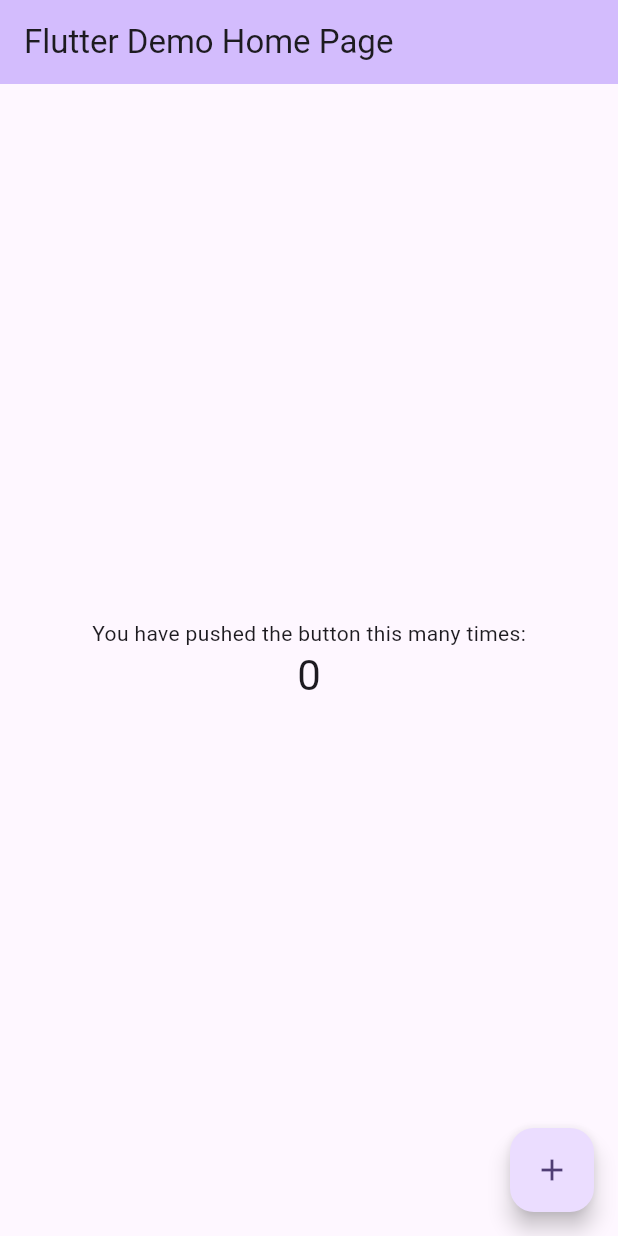
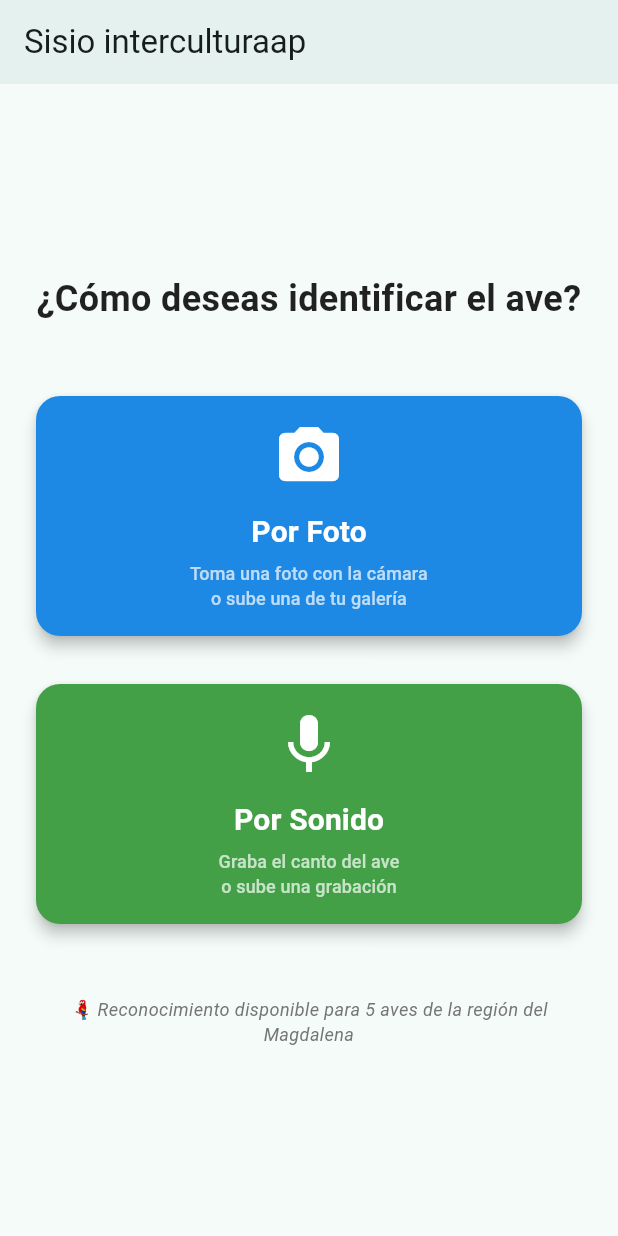
Before and after one commit to JuanA234/Sisio-interculturaap, a Flutter app: the screen it shows after launch, on a phone screen of 412 x 824 dp. Run offline on Flutter 3.47's test engine with Material 3 defaults, Android fonts, the phone set to English and light mode, and no system bars.

Commit message:
implementacion de funcionalidades de audio e interfaz grafica

```diff
--- a/app/lib/main.dart
+++ b/app/lib/main.dart
@@ -1,4 +1,7 @@
 import 'package:flutter/material.dart';
+import 'screens/home_screen.dart';
+import 'screens/photo_screen.dart';
+import 'screens/audio_screen.dart';
 
 void main() {
   runApp(const MyApp());
@@ -7,116 +10,20 @@ void main() {
 class MyApp extends StatelessWidget {
   const MyApp({super.key});
 
-  // This widget is the root of your application.
   @override
   Widget build(BuildContext context) {
     return MaterialApp(
-      title: 'Flutter Demo',
+      title: 'Sisio interculturaap',
       theme: ThemeData(
-        // This is the theme of your application.
-        //
-        // TRY THIS: Try running your application with "flutter run". You'll see
-        // the application has a purple toolbar. Then, without quitting the app,
-        // try changing the seedColor in the colorScheme below to Colors.green
-        // and then invoke "hot reload" (save your changes or press the "hot
-        // reload" button in a Flutter-supported IDE, or press "r" if you used
-        // the command line to start the app).
-        //
-        // Notice that the counter didn't reset back to zero; the application
-        // state is not lost during the reload. To reset the state, use hot
-        // restart instead.
-        //
-        // This works for code too, not just values: Most code changes can be
-        // tested with just a hot reload.
-        colorScheme: .fromSeed(seedColor: Colors.deepPurple),
+        colorScheme: ColorScheme.fromSeed(seedColor: Colors.teal),
+        useMaterial3: true,
       ),
-      home: const MyHomePage(title: 'Flutter Demo Home Page'),
+      home: const HomeScreen(),
+      routes: {
+        '/home': (context) => const HomeScreen(),
+        '/photo': (context) => const PhotoScreen(),
+        '/audio': (context) => const AudioScreen(),
+      },
     );
   }
 }
-
-class MyHomePage extends StatefulWidget {
-  const MyHomePage({super.key, required this.title});
-
-  // This widget is the home page of your application. It is stateful, meaning
-  // that it has a State object (defined below) that contains fields that affect
-  // how it looks.
-
-  // This class is the configuration for the state. It holds the values (in this
-  // case the title) provided by the parent (in this case the App widget) and
-  // used by the build method of the State. Fields in a Widget subclass are
-  // always marked "final".
-
-  final String title;
-
-  @override
-  State<MyHomePage> createState() => _MyHomePageState();
-}
-
-class _MyHomePageState extends State<MyHomePage> {
-  int _counter = 0;
-
-  void _incrementCounter() {
-    setState(() {
-      // This call to setState tells the Flutter framework that something has
-      // changed in this State, which causes it to rerun the build method below
-      // so that the display can reflect the updated values. If we changed
-      // _counter without calling setState(), then the build method would not be
-      // called again, and so nothing would appear to happen.
-      _counter++;
-    });
-  }
-
-  @override
-  Widget build(BuildContext context) {
-    // This method is rerun every time setState is called, for instance as done
-    // by the _incrementCounter method above.
-    //
-    // The Flutter framework has been optimized to make rerunning build methods
-    // fast, so that you can just rebuild anything that needs updating rather
-    // than having to individually change instances of widgets.
-    return Scaffold(
-      appBar: AppBar(
-        // TRY THIS: Try changing the color here to a specific color (to
-        // Colors.amber, perhaps?) and trigger a hot reload to see the AppBar
-        // change color while the other colors stay the same.
-        backgroundColor: Theme.of(context).colorScheme.inversePrimary,
-        // Here we take the value from the MyHomePage object that was created by
-        // the App.build method, and use it to set our appbar title.
-        title: Text(widget.title),
-      ),
-      body: Center(
-        // Center is a layout widget. It takes a single child and positions it
-        // in the middle of the parent.
-        child: Column(
-          // Column is also a layout widget. It takes a list of children and
-          // arranges them vertically. By default, it sizes itself to fit its
-          // children horizontally, and tries to be as tall as its parent.
-          //
-          // Column has various properties to control how it sizes itself and
-          // how it positions its children. Here we use mainAxisAlignment to
-          // center the children vertically; the main axis here is the vertical
-          // axis because Columns are vertical (the cross axis would be
-          // horizontal).
-          //
-          // TRY THIS: Invoke "debug painting" (choose the "Toggle Debug Paint"
-          // action in the IDE, or press "p" in the console), to see the
-          // wireframe for each widget.
-          mainAxisAlignment: .center,
-          children: [
-            const Text('You have pushed the button this many times:'),
-            Text(
-              '$_counter',
-              style: Theme.of(context).textTheme.headlineMedium,
-            ),
-          ],
-        ),
-      ),
-      floatingActionButton: FloatingActionButton(
-        onPressed: _incrementCounter,
-        tooltip: 'Increment',
-        child: const Icon(Icons.add),
-      ),
-    );
-  }
-}
--- /dev/null
+++ b/app/lib/screens/audio_screen.dart
@@ -0,0 +1,24 @@
+import 'package:flutter/material.dart';
+
+/// Pantalla para grabar audio y enviar al backend
+/// Implementación completa en US-16
+class AudioScreen extends StatefulWidget {
+  const AudioScreen({super.key});
+
+  @override
+  State<AudioScreen> createState() => _AudioScreenState();
+}
+
+class _AudioScreenState extends State<AudioScreen> {
+  @override
+  Widget build(BuildContext context) {
+    return Scaffold(
+      appBar: AppBar(
+        title: const Text('Identificar por Sonido'),
+      ),
+      body: const Center(
+        child: Text('Pantalla de grabación de audio - Implementación en US-16'),
+      ),
+    );
+  }
+}
--- /dev/null
+++ b/app/lib/screens/home_screen.dart
@@ -0,0 +1,145 @@
+import 'package:flutter/material.dart';
+
+/// Pantalla de inicio con opciones de identificar ave por foto o sonido
+/// Cumple con US-14: Pantalla Home con dos botones funcionales
+class HomeScreen extends StatelessWidget {
+  const HomeScreen({super.key});
+
+  @override
+  Widget build(BuildContext context) {
+    return Scaffold(
+      appBar: AppBar(
+        title: const Text('Sisio interculturaap'),
+        elevation: 2,
+      ),
+      body: Center(
+        child: Padding(
+          padding: const EdgeInsets.symmetric(horizontal: 24.0),
+          child: Column(
+            mainAxisAlignment: MainAxisAlignment.center,
+            children: [
+              // Título principal
+              const Text(
+                '¿Cómo deseas identificar el ave?',
+                style: TextStyle(
+                  fontSize: 24,
+                  fontWeight: FontWeight.bold,
+                  color: Colors.black87,
+                ),
+                textAlign: TextAlign.center,
+              ),
+              const SizedBox(height: 48),
+
+              // Botón de foto - Grande y accesible
+              SizedBox(
+                width: double.infinity,
+                height: 160,
+                child: ElevatedButton(
+                  onPressed: () {
+                    Navigator.of(context).pushNamed('/photo');
+                  },
+                  style: ElevatedButton.styleFrom(
+                    backgroundColor: Colors.blue.shade600,
+                    shape: RoundedRectangleBorder(
+                      borderRadius: BorderRadius.circular(16),
+                    ),
+                    elevation: 4,
+                  ),
+                  child: Column(
+                    mainAxisAlignment: MainAxisAlignment.center,
+                    children: [
+                      Icon(
+                        Icons.camera_alt,
+                        size: 48,
+                        color: Colors.white,
+                      ),
+                      const SizedBox(height: 12),
+                      const Text(
+                        'Por Foto',
+                        style: TextStyle(
+                          fontSize: 20,
+                          fontWeight: FontWeight.w600,
+                          color: Colors.white,
+                        ),
+                      ),
+                      const SizedBox(height: 4),
+                      const Text(
+                        'Toma una foto con la cámara\no sube una de tu galería',
+                        style: TextStyle(
+                          fontSize: 12,
+                          color: Colors.white70,
+                        ),
+                        textAlign: TextAlign.center,
+                      ),
+                    ],
+                  ),
+                ),
+              ),
+
+              const SizedBox(height: 32),
+
+              // Botón de audio - Grande y accesible
+              SizedBox(
+                width: double.infinity,
+                height: 160,
+                child: ElevatedButton(
+                  onPressed: () {
+                    Navigator.of(context).pushNamed('/audio');
+                  },
+                  style: ElevatedButton.styleFrom(
+                    backgroundColor: Colors.green.shade600,
+                    shape: RoundedRectangleBorder(
+                      borderRadius: BorderRadius.circular(16),
+                    ),
+                    elevation: 4,
+                  ),
+                  child: Column(
+                    mainAxisAlignment: MainAxisAlignment.center,
+                    children: [
+                      Icon(
+                        Icons.mic,
+                        size: 48,
+                        color: Colors.white,
+                      ),
+                      const SizedBox(height: 12),
+                      const Text(
+                        'Por Sonido',
+                        style: TextStyle(
+                          fontSize: 20,
+                          fontWeight: FontWeight.w600,
+                          color: Colors.white,
+                        ),
+                      ),
+                      const SizedBox(height: 4),
+                      const Text(
+                        'Graba el canto del ave\no sube una grabación',
+                        style: TextStyle(
+                          fontSize: 12,
+                          color: Colors.white70,
+                        ),
+                        textAlign: TextAlign.center,
+                      ),
+                    ],
+                  ),
+                ),
+              ),
+
+              const SizedBox(height: 48),
+
+              // Nota informativa al pie
+              Text(
+                '🦜 Reconocimiento disponible para 5 aves de la región del Magdalena',
+                style: TextStyle(
+                  fontSize: 12,
+                  color: Colors.grey.shade600,
+                  fontStyle: FontStyle.italic,
+                ),
+                textAlign: TextAlign.center,
+              ),
+            ],
+          ),
+        ),
+      ),
+    );
+  }
+}
```
Also changed, not shown: app/lib/models/bird_model.dart (added, +55 -0 lines), app/lib/screens/photo_screen.dart (added, +24 -0 lines), app/lib/services/api_service.dart (added, +83 -0 lines), app/pubspec.yaml (+20 -0 lines), app/pubspec.lock, 13 other files.
